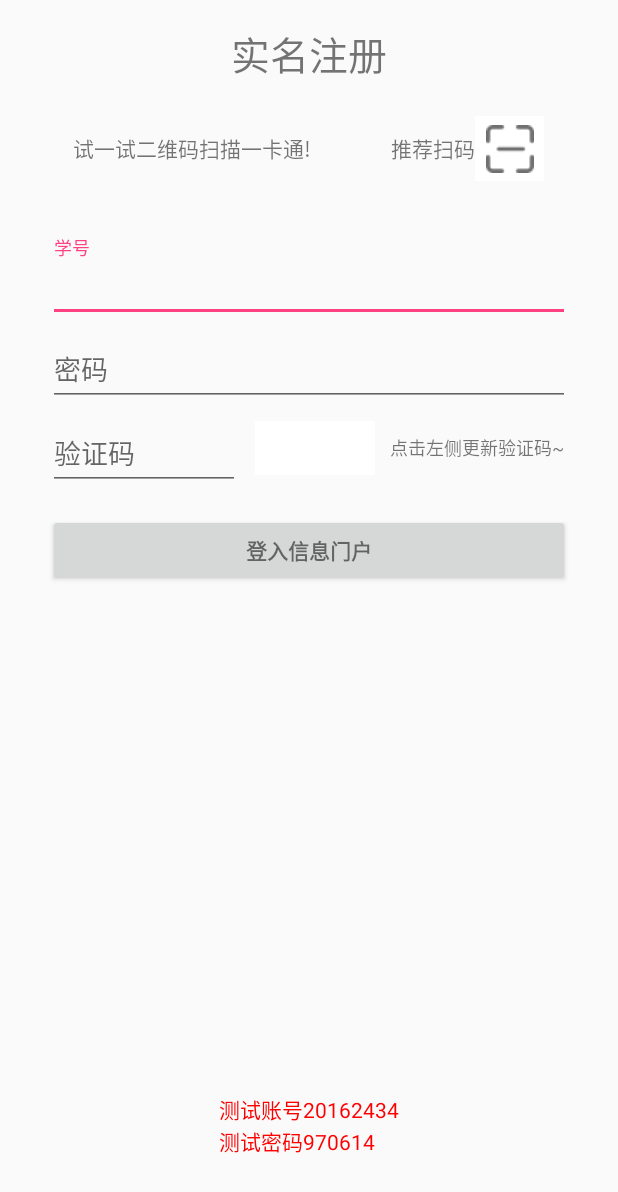
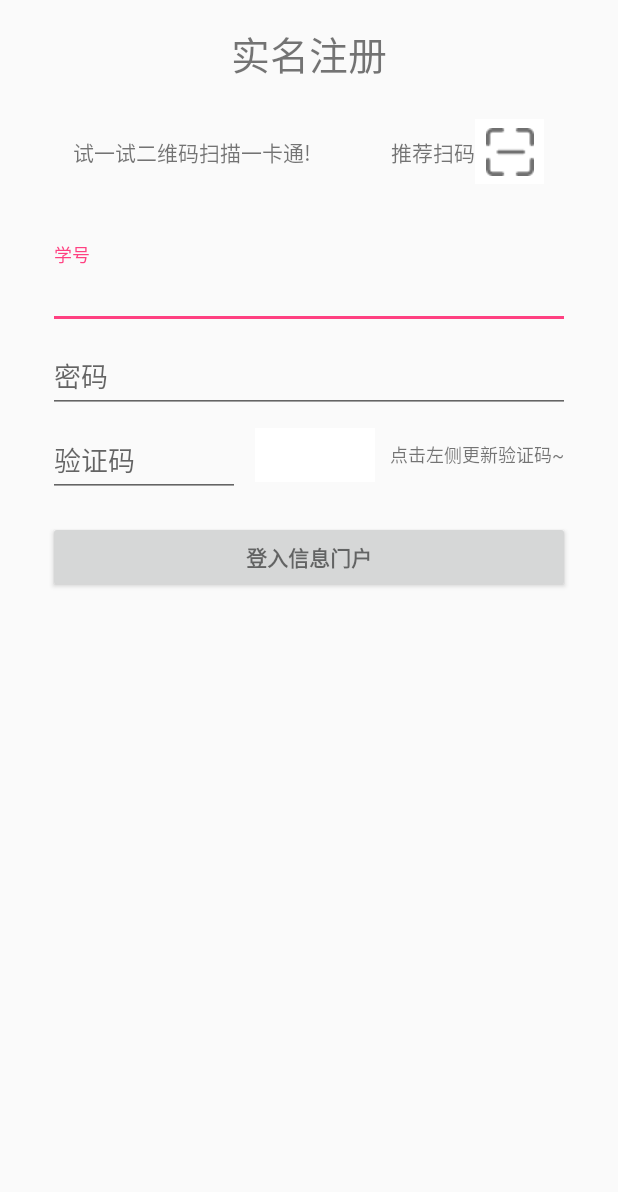
Before and after one commit to ZhaoXuDongTJ/MaiMai, an Android app: the screen it shows after launch (LoginActivity), on a phone screen of 412 x 824 dp. Shown: the top 1192 px of the screen. Run offline under Robolectric (Android 15) with nearby library versions, the phone set to English and light mode, and no system bars; libraries missing offline, so code that uses them is left out: cn.bmob.v3, com.uuzuche.lib_zxing; 2 statements that could not run were skipped.

Commit message:
修改 配置
依赖的修改

```diff
--- a/app/build.gradle
+++ b/app/build.gradle
@@ -27,13 +27,13 @@ dependencies {
     //
     //
     //  compile files('libs/litepal-1.6.0-src.jar')
-    compile files('libs/litepal-1.6.0.jar')
+    //compile files('libs/litepal-1.6.0.jar')
     compile 'com.android.support:appcompat-v7:26.+'
     compile 'com.android.support.constraint:constraint-layout:1.0.2'
     compile 'cn.yipianfengye.android:zxing-library:2.2'
-    compile 'com.github.open-android:Zxing:v1.0.3'
+    //compile 'com.github.open-android:Zxing:v1.0.3'
     compile 'com.android.support:design:26.+'
-    compile 'com.squareup.okhttp3:okhttp:3.4.1'
+   // compile 'com.squareup.okhttp3:okhttp:3.4.1'
     compile 'cn.bmob.android:bmob-sdk:3.5.5'
     compile 'cn.bmob.android:http-legacy:1.0'
     //丽姐
--- a/app/src/main/java/com/maimai/zz/maimai/LoginActivity.java
+++ b/app/src/main/java/com/maimai/zz/maimai/LoginActivity.java
@@ -69,9 +69,10 @@ public class LoginActivity extends AppCompatActivity{
         Bmob.initialize(this, "7a9a1ebc139655e8ca2c74b2b7c68b25");
         init();
 
+
         //判断本地是否 缓存
         if(pref.getBoolean("State",false) != false){
-            Toast.makeText(LoginActivity.this, "欢迎回来！"+pref.getString("UserName",""), Toast.LENGTH_LONG).show();
+            Toast.makeText(LoginActivity.this, "欢迎回来！"+pref.getString("name",""), Toast.LENGTH_SHORT).show();
             Intent intent = new Intent(LoginActivity.this,ContextActivity.class);
             startActivity(intent);
             finish();
@@ -149,6 +150,10 @@ public class LoginActivity extends AppCompatActivity{
         // add test  data
         editor = getSharedPreferences("data",MODE_PRIVATE).edit();
         pref = getSharedPreferences("data",MODE_PRIVATE);
+
+        //配置 WiFi公社
+        editor.putString("wifiInfoObjID","wifiInfo");
+        editor.commit();
     }
 
     private Handler handle = new Handler() {
@@ -171,7 +176,7 @@ public class LoginActivity extends AppCompatActivity{
 
                             editor.putString("id", usr);
                             editor.putString("name", UserName);
-
+                            editor.putBoolean("State", true);
                             notifyAll();
                             editor.commit();
 
--- a/app/src/main/res/layout/activity_login.xml
+++ b/app/src/main/res/layout/activity_login.xml
@@ -143,24 +143,24 @@
 
     </LinearLayout>
 
-    <LinearLayout
-        android:layout_width="wrap_content"
-        android:layout_height="wrap_content"
-        android:orientation="vertical">
+    <!--<LinearLayout-->
+        <!--android:layout_width="wrap_content"-->
+        <!--android:layout_height="wrap_content"-->
+        <!--android:orientation="vertical">-->
 
-        <TextView
-            android:layout_width="wrap_content"
-            android:layout_height="wrap_content"
-            android:text="@string/test_accounts"
-            android:textColor="@color/colorRed"
-            android:textSize="14sp" />
+        <!--<TextView-->
+            <!--android:layout_width="wrap_content"-->
+            <!--android:layout_height="wrap_content"-->
+            <!--android:text="@string/test_accounts"-->
+            <!--android:textColor="@color/colorRed"-->
+            <!--android:textSize="14sp" />-->
 
-        <TextView
-            android:layout_width="wrap_content"
-            android:layout_height="wrap_content"
-            android:text="@string/test_password"
-            android:textColor="@color/colorRed"
-            android:textSize="14sp" />
+        <!--<TextView-->
+            <!--android:layout_width="wrap_content"-->
+            <!--android:layout_height="wrap_content"-->
+            <!--android:text="@string/test_password"-->
+            <!--android:textColor="@color/colorRed"-->
+            <!--android:textSize="14sp" />-->
 
-    </LinearLayout>
+    <!--</LinearLayout>-->
 </LinearLayout>
```
